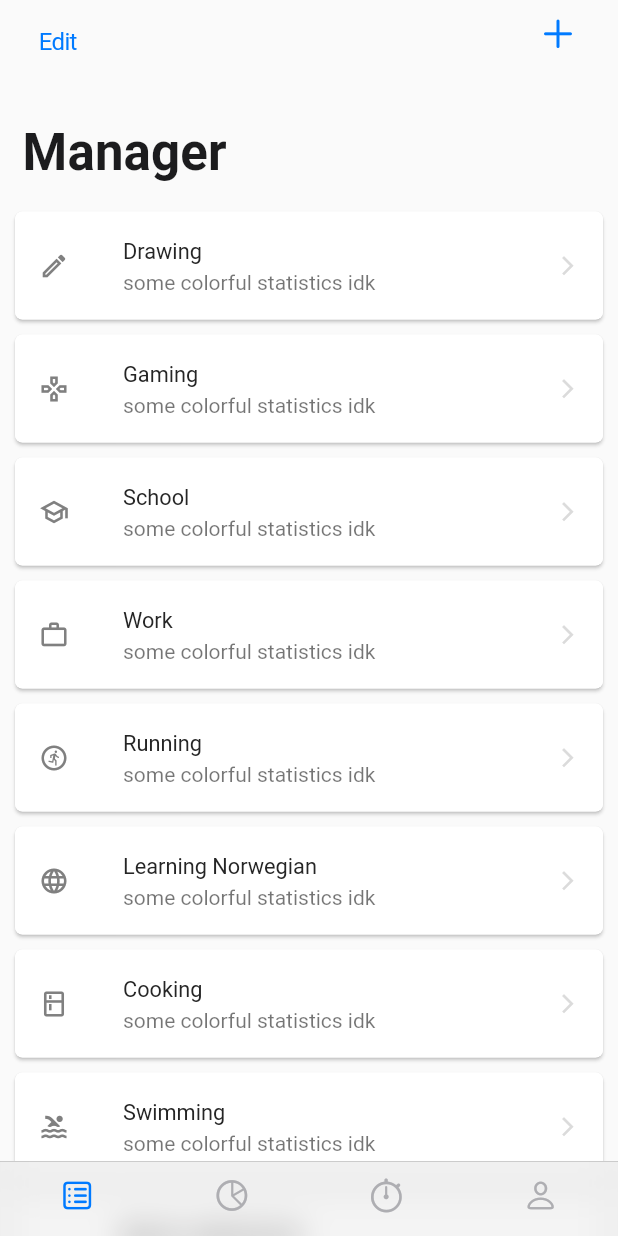
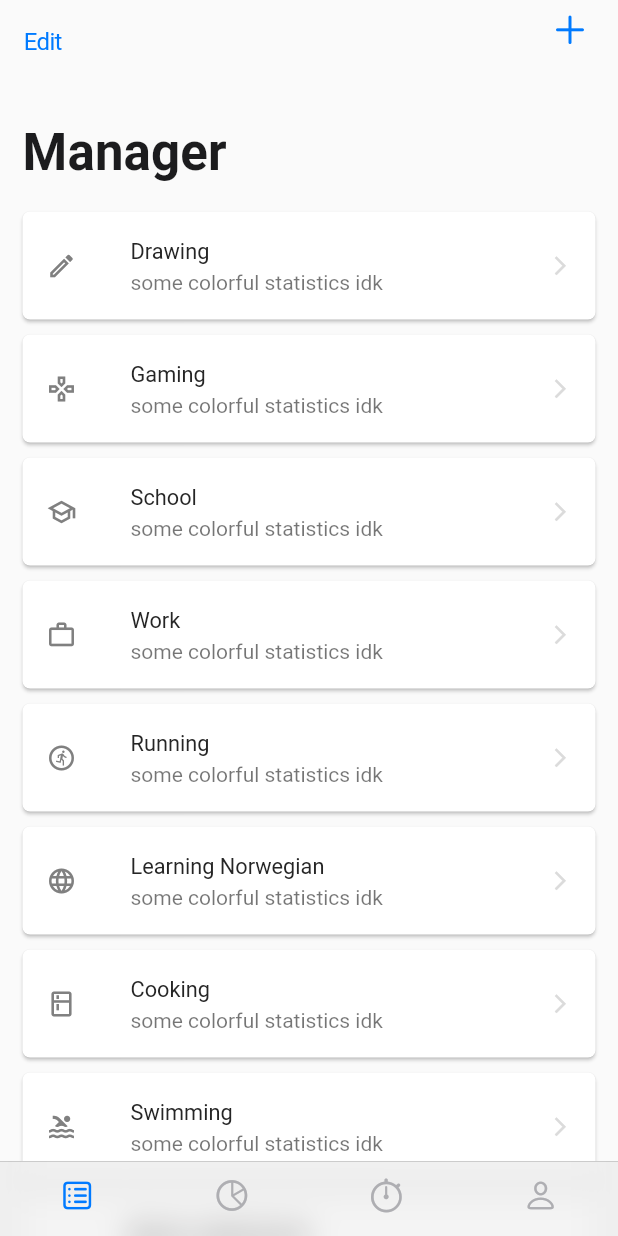
Before and after one commit to freddity/ctrlUrTimeInator, a Flutter app: the screen it shows after launch, on a phone screen of 412 x 824 dp. Run offline on Flutter 3.47's test engine with Material 2 defaults, Android fonts, the phone set to English and light mode, and no system bars; our stand-ins replace syncfusion_flutter_charts.

Commit message:
Some bug fixes

```diff
--- a/lib/ManagerPage.dart
+++ b/lib/ManagerPage.dart
@@ -2,8 +2,10 @@ import 'package:flutter/cupertino.dart';
 import 'package:flutter/material.dart';
 
 class ManagerPage extends StatefulWidget {
+
   @override
   _ManagerPageState createState() {
+    managerPageState = _ManagerPageState();
     return managerPageState;
   }
 
@@ -11,7 +13,7 @@ class ManagerPage extends StatefulWidget {
     StatelessWidget get widget => throw UnimplementedError();
 }
 
-_ManagerPageState managerPageState = _ManagerPageState();
+_ManagerPageState managerPageState;
 double scrollValue = 0;
 
 class _ManagerPageState extends State<ManagerPage> with TickerProviderStateMixin {
@@ -92,22 +94,12 @@ class _ManagerPageState extends State<ManagerPage> with TickerProviderStateMixin
               delegate: SliverChildBuilderDelegate(
                     (context, index) {
                   return Card(
-                    margin: EdgeInsets.only(bottom: 10.0, left: 10, right: 10),
+                    margin: EdgeInsets.only(bottom: 10.0, left: 15, right: 15),
                     shape: RoundedRectangleBorder(
                         borderRadius: BorderRadius.circular(5.0)),
                     child:
                     Column(mainAxisSize: MainAxisSize.min, children: <Widget>[
                       Container(
-                        decoration: BoxDecoration(
-                            color: Color(0xffffffff),
-                            borderRadius: BorderRadius.circular(5.0),
-                            boxShadow: [
-                              BoxShadow(
-                                  blurRadius: 8,
-                                  offset: Offset(0, 0),
-                                  color: Color(0xffE9E8EB).withOpacity(0.3),
-                                  spreadRadius: -9)
-                            ]),
                         child: ListTile(
                           leading: Container(
                             child: _leading[index],
@@ -157,40 +149,42 @@ class CustomCupertinoSliverNavigationBar extends SliverPersistentHeaderDelegate
 
     return CupertinoNavigationBar(
         backgroundColor: Color(0x98fafafa),
-        border: scrollValue <= 40 ? null : Border(bottom: BorderSide(
+        border: scrollValue <= 50 ? null : Border(bottom: BorderSide(
             width: 0.5, color: Color.fromRGBO(142, 142, 147, 0.12))),
         leading: Container(
-          padding: EdgeInsets.only(top: 11, left: 10),
+          padding: EdgeInsets.only(top: 11),
           child: Text('Edit', style: TextStyle(
             fontSize: 16,
             color: Color.fromRGBO(0, 122, 255, 1.0)
           )),
         ),
+      middle: new AnimatedCrossFade(
+        firstChild: Text(
+          'Manager',
+          style: TextStyle(
+            fontSize: 17,
+            color: Color.fromRGBO(28, 28, 30, 0),
+          ),
+        ),
+        secondChild: Text(
+          'Manager',
+          style: TextStyle(
+            fontSize: 17,
+            color: Color.fromRGBO(28, 28, 30, 1),
+          ),
+        ),
+        crossFadeState: scrollValue <= 50 ? CrossFadeState.showFirst : CrossFadeState.showSecond,
+        duration: Duration(milliseconds: 120)),
+
         trailing: IconButton(
+          onPressed: () {print('CLICKED');},
+          padding: new EdgeInsets.only(left: 30, bottom: 5),
           icon: Icon(
             CupertinoIcons.add,
             color: Color.fromRGBO(0, 122, 255, 1.0),
             size: 27.0,
           ),
         ),
-        middle: new AnimatedCrossFade(
-            firstChild: Text(
-              'Manager',
-              style: TextStyle(
-                fontSize: 15.5,
-                color: Color.fromRGBO(28, 28, 30, 0),
-              ),
-            ),
-            secondChild: Text(
-              'Manager',
-              style: TextStyle(
-                fontSize: 15.5,
-                color: Color.fromRGBO(28, 28, 30, 1),
-              ),
-            ),
-            crossFadeState: scrollValue <= 40 ? CrossFadeState.showFirst : CrossFadeState.showSecond,
-            duration: Duration(milliseconds: 120)),
-
     );
   }
 
```
